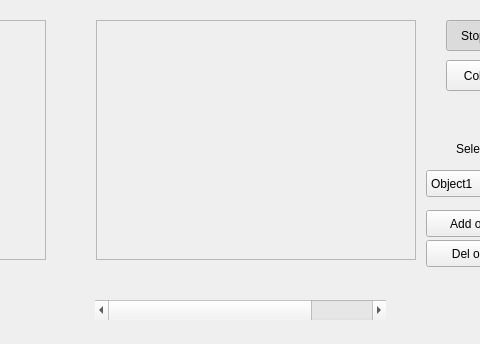
Before: the Qt Designer form trololo/proyVA/mainwindow.ui in JesusCHA/VA, drawn with Qt 5; both pictures show x 294 to 774 and y 0 to 344 of the 860 by 344 pixel window.
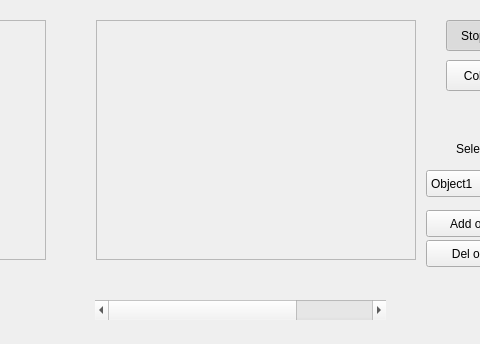
After: the same form once the commit is applied.

Patch:
```diff
--- a/trololo/proyVA/mainwindow.ui
+++ b/trololo/proyVA/mainwindow.ui
@@ -131,7 +131,7 @@
     <number>0</number>
    </property>
    <property name="maximum">
-    <number>3</number>
+    <number>4</number>
    </property>
    <property name="orientation">
     <enum>Qt::Horizontal</enum>
```
